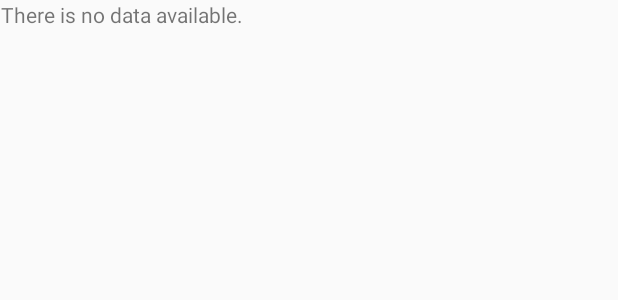
After one commit to Ponacko/PV256-movies, an Android app: the layout list_empty_layout.xml on its own in the app's theme, with its tools: preview values and no code run, on a phone screen of 412 x 824 dp. The commit adds this screen. Shown: the top 300 px of the screen. Run offline under Robolectric (Android 15) with nearby library versions, the phone set to English and light mode, and no system bars.

Commit message:
Add empty list version

```diff
--- /dev/null
+++ b/app/src/main/res/layout/list_empty_layout.xml
@@ -0,0 +1,12 @@
+<?xml version="1.0" encoding="utf-8"?>
+<android.support.constraint.ConstraintLayout
+    xmlns:android="http://schemas.android.com/apk/res/android"
+    android:layout_width="match_parent"
+    android:layout_height="match_parent">
+    <TextView
+        android:gravity="center"
+        android:text="There is no data available."
+        android:layout_width="wrap_content"
+        android:layout_height="wrap_content"/>
+
+</android.support.constraint.ConstraintLayout>
```
Also changed, not shown: app/src/main/java/cz/muni/fi/pv256/movio2/uco_433419/ListFragment.kt (+8 -2 lines), app/src/main/res/layout/fragment_list.xml (+11 -23 lines).
